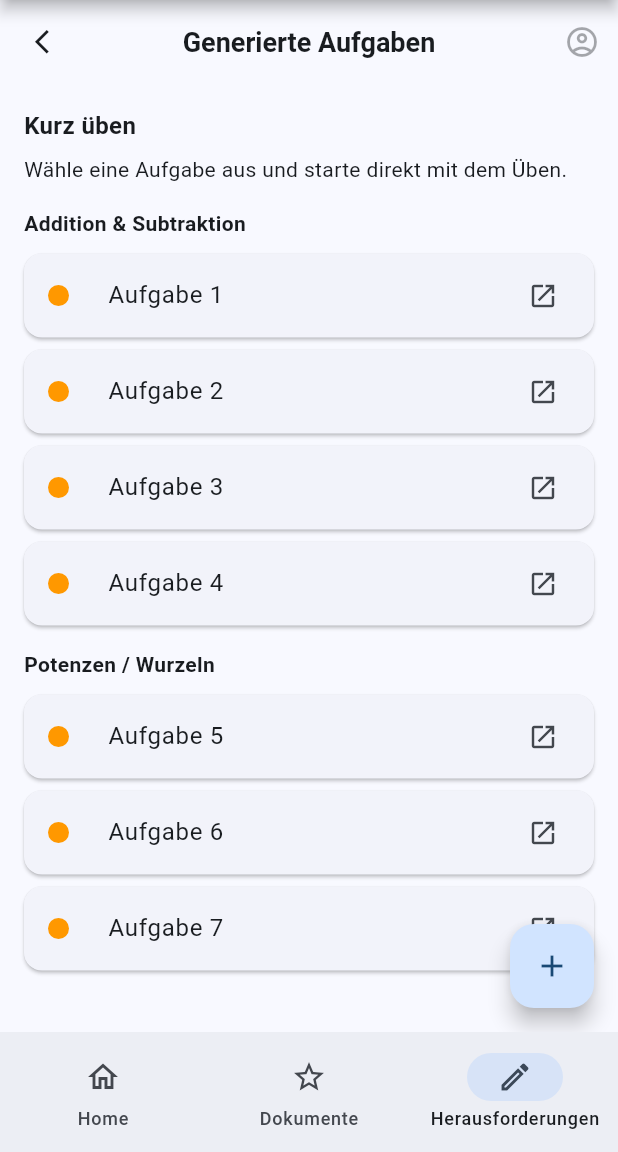
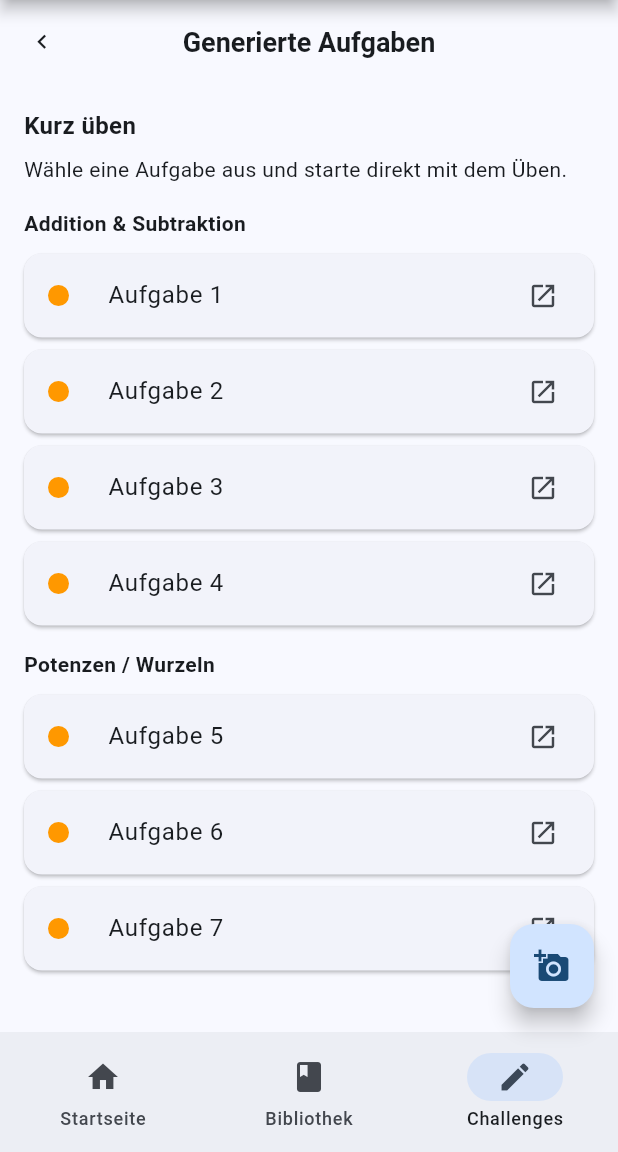
Before and after one commit to Lasse27/SMARTLEARN, a Flutter app: the PracticeExercisesScreen screen opened by its route, on a phone screen of 412 x 824 dp, the part 84-1236 px from its top. Run offline on Flutter 3.47's test engine with Material 3 defaults, Android fonts, the phone set to English and light mode, and no system bars; our stand-ins replace go_router, material_ui, shared_preferences; accounts and stored records are empty.

Commit message:
flutter/fix: moved components to widgets folder, reworked floating button and sorted pages

```diff
--- a/frontend/lib/core/app_router.dart
+++ b/frontend/lib/core/app_router.dart
@@ -1,5 +1,4 @@
 import 'package:frontend/core/app_shell.dart';
-import 'package:frontend/screens/documents_screen.dart';
 import 'package:frontend/screens/home_screen.dart';
 import 'package:frontend/screens/login_screen.dart';
 import 'package:frontend/screens/profile_screen.dart';
@@ -20,12 +19,6 @@ final router = GoRouter(
             GoRoute(
               path: '/home',
               builder: (context, state) => const HomeScreen(),
-              routes: [
-                GoRoute(
-                  path: 'library',
-                  builder: (context, state) => const LibraryScreen(),
-                ),
-              ],
             ),
           ],
         ),
@@ -33,8 +26,8 @@ final router = GoRouter(
         StatefulShellBranch(
           routes: [
             GoRoute(
-              path: '/documents',
-              builder: (context, state) => const DocumentsScreen(),
+              path: '/library',
+              builder: (context, state) => const LibraryScreen(),
             ),
           ],
         ),
--- a/frontend/lib/core/app_shell.dart
+++ b/frontend/lib/core/app_shell.dart
@@ -1,6 +1,6 @@
 import 'package:material_ui/material_ui.dart';
-import 'package:frontend/widgets/shared/main_app_bar.dart';
-import 'package:frontend/widgets/shared/main_app_drawer.dart';
+import 'package:frontend/widgets/shared/app_bar.dart';
+import 'package:frontend/widgets/shared/app_drawer.dart';
 import 'package:go_router/go_router.dart';
 
 class AppShell extends StatelessWidget {
@@ -11,8 +11,8 @@ class AppShell extends StatelessWidget {
   @override
   Widget build(BuildContext context) {
     return Scaffold(
-      appBar: SmartLearnAppBar(),
-      endDrawer: SmartLearnAppDrawer(),
+      appBar: CustomAppBar(),
+      endDrawer: AppDrawer(),
       body: navigationShell,
 
       bottomNavigationBar: NavigationBar(
@@ -21,16 +21,19 @@ class AppShell extends StatelessWidget {
           navigationShell.goBranch(index);
         },
         destinations: const [
-          NavigationDestination(icon: Icon(Icons.home_outlined), label: 'Home'),
-          NavigationDestination(
-            icon: Icon(Icons.star_border),
-            label: 'Dokumente',
-          ),
-          NavigationDestination(
-            icon: Icon(Icons.edit_outlined),
-            label: 'Herausforderungen',
-          ),
+          // Homescreen
+          NavigationDestination(icon: Icon(Icons.home), label: 'Startseite'),
+
+          // Library
+          NavigationDestination(icon: Icon(Icons.book), label: 'Bibliothek'),
+
+          // Challenges
+          NavigationDestination(icon: Icon(Icons.edit), label: 'Challenges'),
         ],
+      ),
+      floatingActionButton: FloatingActionButton(
+        onPressed: () {},
+        child: const Icon(Icons.add_a_photo),
       ),
     );
   }
--- a/frontend/lib/screens/library_screen.dart
+++ b/frontend/lib/screens/library_screen.dart
@@ -1,7 +1,7 @@
 import 'package:material_ui/material_ui.dart';
 
-import '../../components/cards/category_card.dart';
-import '../../components/navigation/app_header.dart';
+import '../widgets/shared/cards/category_card.dart';
+import '../widgets/shared/screen_bar.dart';
 
 class LibraryScreen extends StatelessWidget {
   const LibraryScreen({super.key});
@@ -9,7 +9,7 @@ class LibraryScreen extends StatelessWidget {
   @override
   Widget build(BuildContext context) {
     return Scaffold(
-      appBar: AppHeader(
+      appBar: ScreenBar(
         title: 'Aufgabensammlung',
         onBack: () => Navigator.of(context).maybePop(),
       ),
--- a/frontend/lib/screens/practice_exercises_screen.dart
+++ b/frontend/lib/screens/practice_exercises_screen.dart
@@ -1,7 +1,7 @@
 import 'package:material_ui/material_ui.dart';
 
-import '../../components/cards/exercise_list_tile.dart';
-import '../../components/navigation/app_header.dart';
+import '../widgets/shared/cards/exercise_list_tile.dart';
+import '../widgets/shared/screen_bar.dart';
 
 class PracticeExercisesScreen extends StatelessWidget {
   const PracticeExercisesScreen({super.key});
@@ -9,7 +9,7 @@ class PracticeExercisesScreen extends StatelessWidget {
   @override
   Widget build(BuildContext context) {
     return Scaffold(
-      appBar: AppHeader(
+      appBar: ScreenBar(
         title: 'Generierte Aufgaben',
         onBack: () => Navigator.of(context).maybePop(),
       ),
@@ -40,10 +40,6 @@ class PracticeExercisesScreen extends StatelessWidget {
           ]),
         ],
       ),
-      floatingActionButton: FloatingActionButton(
-        onPressed: () {},
-        child: const Icon(Icons.add),
-      ),
     );
   }
 
--- a/frontend/lib/widgets/shared/main_app_bar.dart
+++ b/frontend/lib/widgets/shared/app_bar.dart
@@ -1,10 +1,10 @@
 import 'package:material_ui/material_ui.dart';
 import 'package:frontend/widgets/shared/theme_button.dart';
 
-class SmartLearnAppBar extends StatelessWidget implements PreferredSizeWidget {
+class CustomAppBar extends StatelessWidget implements PreferredSizeWidget {
   final String title;
 
-  const SmartLearnAppBar({
+  const CustomAppBar({
     // im Konstruktor entgegennehmen
     super.key,
     this.title = "SMARTLEARN",
--- a/frontend/lib/widgets/shared/main_app_drawer.dart
+++ b/frontend/lib/widgets/shared/app_drawer.dart
@@ -1,8 +1,8 @@
 import 'package:material_ui/material_ui.dart';
 import 'package:go_router/go_router.dart';
 
-class SmartLearnAppDrawer extends StatelessWidget {
-  const SmartLearnAppDrawer({super.key});
+class AppDrawer extends StatelessWidget {
+  const AppDrawer({super.key});
 
   @override
   Widget build(BuildContext context) {
--- a/frontend/lib/components/navigation/app_header.dart
+++ b/frontend/lib/widgets/shared/screen_bar.dart
@@ -1,15 +1,13 @@
 import 'package:material_ui/material_ui.dart';
 
-class AppHeader extends StatelessWidget implements PreferredSizeWidget {
+class ScreenBar extends StatelessWidget implements PreferredSizeWidget {
   final String title;
   final VoidCallback? onBack;
-  final VoidCallback? onProfile;
 
-  const AppHeader({
+  const ScreenBar({
     super.key,
     required this.title,
     this.onBack,
-    this.onProfile,
   });
 
   @override
@@ -27,15 +25,9 @@ class AppHeader extends StatelessWidget implements PreferredSizeWidget {
       leading: onBack == null
           ? null
           : IconButton(
-              icon: const Icon(Icons.arrow_back_ios_new, size: 19),
+              icon: const Icon(Icons.chevron_left, size: 19),
               onPressed: onBack,
             ),
-      actions: [
-        IconButton(
-          icon: const Icon(Icons.account_circle_outlined),
-          onPressed: onProfile,
-        ),
-      ],
     );
   }
 }
```
Also changed, not shown: frontend/lib/screens/documents_screen.dart (+4 -7 lines), frontend/lib/widgets/screens/scan_screen/scan_preview_card.dart (renamed from frontend/lib/components/scan/scan_preview_card.dart), frontend/lib/widgets/shared/cards/category_card.dart (renamed from frontend/lib/components/cards/category_card.dart), frontend/lib/widgets/shared/cards/exercise_list_tile.dart (renamed from frontend/lib/components/cards/exercise_list_tile.dart), frontend/lib/widgets/shared/cards/progress_card.dart (renamed from frontend/lib/components/cards/progress_card.dart), 1 other file.
